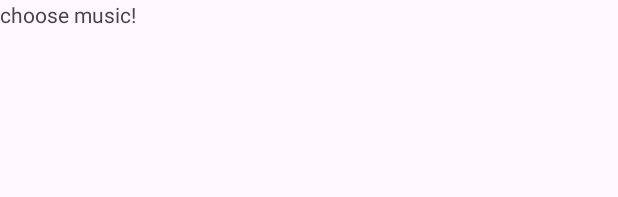
After one commit to DavidTaylor5/Tacoma-Music-Player, an Android app: the layout fragment_music_chooser.xml on its own in the app's theme, with its tools: preview values and no code run, on a phone screen of 412 x 824 dp. The commit adds this screen. Shown: the top 197 px of the screen. Run offline under Robolectric (Android 15) with nearby library versions, the phone set to English and light mode, and no system bars.

Commit message:
Add MusicChooserFragment it will replace the MusicChooserActivity, also implemented back button logic, implemented jetpack navigation Compomentadded simple navigation between 3 empty fragment.

```diff
--- a/app/build.gradle.kts
+++ b/app/build.gradle.kts
@@ -72,6 +72,10 @@ dependencies {
     implementation ("androidx.activity:activity-ktx:1.8.2")
     implementation ("androidx.fragment:fragment-ktx:1.6.2")
 
+    //Add Navigation Component to Project
+    val navigationVersion = "2.7.7"
+    implementation("androidx.navigation:navigation-fragment-ktx:$navigationVersion")
+    implementation("androidx.navigation:navigation-ui-ktx:$navigationVersion")
 
     testImplementation("junit:junit:4.13.2")
     androidTestImplementation("androidx.test.ext:junit:1.1.5")
--- a/app/src/main/res/layout/activity_main.xml
+++ b/app/src/main/res/layout/activity_main.xml
@@ -9,9 +9,10 @@
     >
 
     <androidx.fragment.app.FragmentContainerView
-        android:id="@+id/fragment_frame"
+        android:id="@+id/nav_host_fragment"
         android:layout_width="match_parent"
         android:layout_height="match_parent"
+        android:name="androidx.navigation.fragment.NavHostFragment"
         />
 
 </androidx.constraintlayout.widget.ConstraintLayout>
--- /dev/null
+++ b/app/src/main/res/layout/fragment_music_chooser.xml
@@ -0,0 +1,11 @@
+<?xml version="1.0" encoding="utf-8"?>
+<androidx.constraintlayout.widget.ConstraintLayout xmlns:android="http://schemas.android.com/apk/res/android"
+    android:layout_width="match_parent"
+    android:layout_height="match_parent">
+
+    <TextView
+        android:layout_width="match_parent"
+        android:layout_height="match_parent"
+        android:text="choose music!"/>
+
+</androidx.constraintlayout.widget.ConstraintLayout>
```
Also changed, not shown: app/src/main/java/com/example/tacomamusicplayer/activity/MainActivity.kt (+44 -6 lines), app/src/main/java/com/example/tacomamusicplayer/fragment/MusicChooserFragment.kt (added, +23 -0 lines), app/src/main/java/com/example/tacomamusicplayer/fragment/MusicPlayingFragment.kt (+28 -0 lines).
